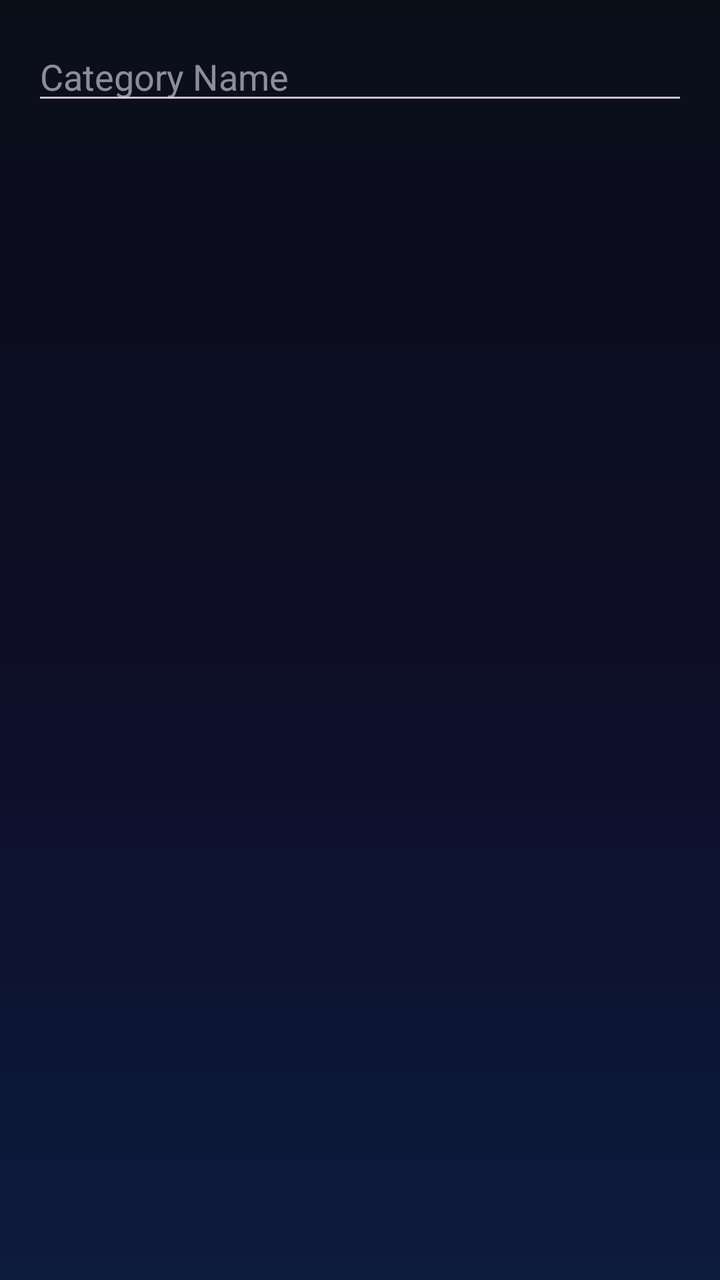
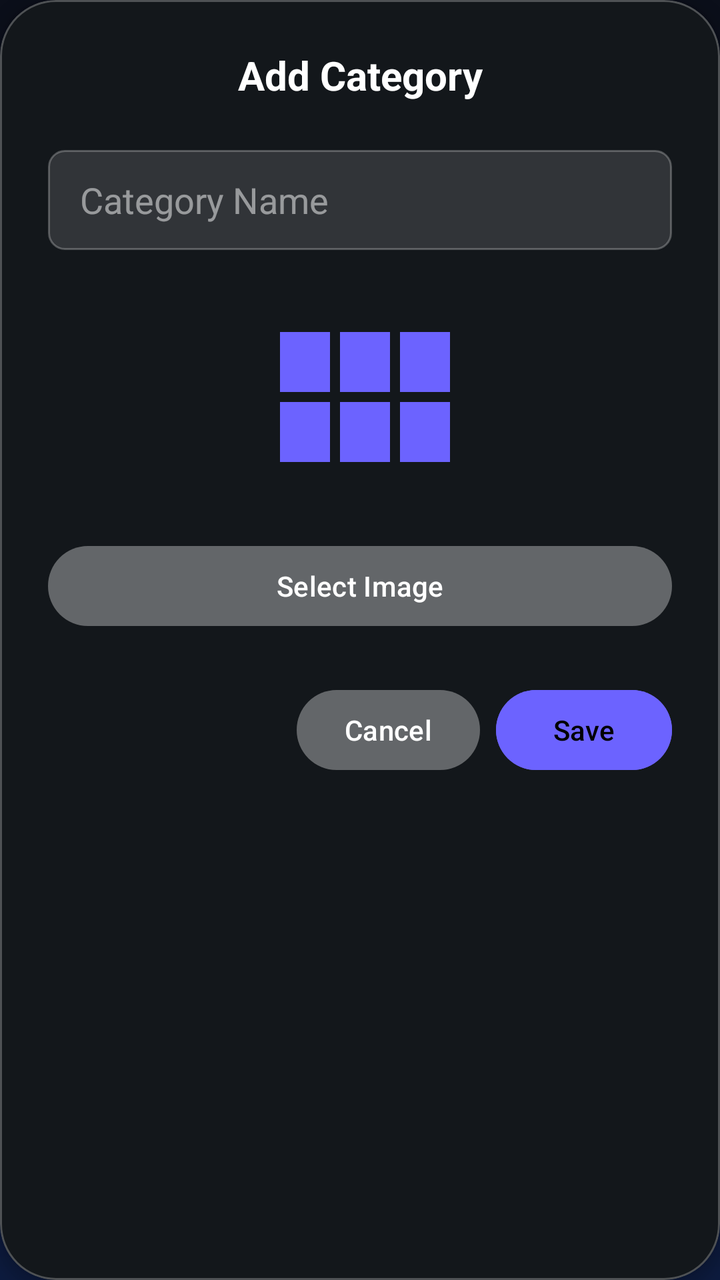

Compare the two renders of this Android layout. The source of the first and the diff that turns it into the second are given below.
<!-- AndroidManifest.xml: application theme Theme.FixIt_v2 -->
<!-- res/layout/dialog_add_service_category.xml -->
<?xml version="1.0" encoding="utf-8"?>
<LinearLayout xmlns:android="http://schemas.android.com/apk/res/android"
    android:layout_width="match_parent"
    android:layout_height="wrap_content"
    android:orientation="vertical"
    android:padding="16dp">

    <EditText
        android:id="@+id/editTextCategoryName"
        android:layout_width="match_parent"
        android:layout_height="wrap_content"
        android:hint="Category Name"
        android:inputType="text" />

</LinearLayout>
<!-- resources referenced by this layout -->
<resources>
  <style name="Theme.FixIt_v2" parent="Base.Theme.FixIt_v2" />
  <style name="Base.Theme.FixIt_v2" parent="Theme.Material3.Dark.NoActionBar">
          
          <item name="colorPrimary">@color/primary</item>
          <item name="colorSecondary">@color/secondary</item>
          <item name="android:windowBackground">@drawable/gradient_background</item>
          <item name="android:textViewStyle">@style/Widget.FixIt.TextView</item>
          <item name="alertDialogTheme">@style/AlertDialogTheme</item> 
      </style>
  <color name="primary">#6C63FF</color>
  <color name="secondary">#00E5FF</color>
  <!-- drawable gradient_background (drawable) -->
  <?xml version="1.0" encoding="utf-8"?>
  <shape xmlns:android="http://schemas.android.com/apk/res/android"
      android:shape="rectangle">
      <gradient
          android:type="linear"
          android:angle="-90"
          android:startColor="@color/gradient_start_dark"
          android:centerColor="@color/gradient_center_dark"
          android:endColor="@color/gradient_end_dark" />
  </shape>
  <style name="Widget.FixIt.TextView" parent="Widget.AppCompat.TextView">
          <item name="android:textAppearance">@style/TextAppearance.FixIt.Body</item>
      </style>
  <color name="gradient_start_dark">#0B0F1A</color>
  <color name="gradient_center_dark">#0D0D26</color>
  <color name="gradient_end_dark">#0D1B3E</color>
  <style name="TextAppearance.FixIt.Body" parent="TextAppearance.MaterialComponents.Body1">
          <item name="android:textColor">@color/text_secondary_dark</item>
          <item name="android:alpha">0.8</item>
      </style>
  <!-- drawable glass_card_background (drawable) -->
  <?xml version="1.0" encoding="utf-8"?>
  <shape xmlns:android="http://schemas.android.com/apk/res/android"
      android:shape="rectangle">
      <solid android:color="@color/card_glass_background"/>
      <corners android:radius="@dimen/corner_radius_large"/>
      <stroke android:width="@dimen/card_stroke_width" android:color="@color/card_glass_stroke"/>
  </shape>
  <color name="text_primary_dark">#FFFFFF</color>
  <color name="text_secondary_dark">#A0A4B8</color>
  <style name="AlertDialog.Button" parent="Widget.Material3.Button.TextButton.Dialog">
          <item name="android:textColor">@color/primary</item>
      </style>
  <color name="card_glass_background">#14FFFFFF</color>
  <dimen name="corner_radius_large">28dp</dimen>
  <dimen name="card_stroke_width">1dp</dimen>
  <color name="card_glass_stroke">#33FFFFFF</color>
  <!-- unchanged entries left out for length: 1 -->
</resources>

<!-- the commit's change to res/layout/dialog_add_service_category.xml (unified diff, before → after) -->
@@ -1,15 +1,88 @@
 <?xml version="1.0" encoding="utf-8"?>
-<LinearLayout xmlns:android="http://schemas.android.com/apk/res/android"
+<com.google.android.material.card.MaterialCardView xmlns:android="http://schemas.android.com/apk/res/android"
+    xmlns:app="http://schemas.android.com/apk/res-auto"
+    xmlns:tools="http://schemas.android.com/tools"
+    style="@style/Widget.FixIt.CardView.Glass"
     android:layout_width="match_parent"
     android:layout_height="wrap_content"
-    android:orientation="vertical"
-    android:padding="16dp">
+    app:cardBackgroundColor="@color/bottom_nav_background"
+    app:strokeColor="#40FFFFFF"
+    app:strokeWidth="1dp">
 
-    <EditText
-        android:id="@+id/editTextCategoryName"
+    <LinearLayout
         android:layout_width="match_parent"
         android:layout_height="wrap_content"
-        android:hint="Category Name"
-        android:inputType="text" />
+        android:orientation="vertical"
+        android:padding="24dp">
 
-</LinearLayout>
+        <TextView
+            android:id="@+id/textViewDialogTitle"
+            style="@style/TextAppearance.FixIt.Title"
+            android:layout_width="match_parent"
+            android:layout_height="wrap_content"
+            android:text="Add Category"
+            android:textColor="@color/white"
+            android:textSize="20sp"
+            android:gravity="center"
+            android:layout_marginBottom="24dp"/>
+
+        <EditText
+            android:id="@+id/editTextCategoryName"
+            android:layout_width="match_parent"
+            android:layout_height="50dp"
+            android:background="@drawable/input_field_background"
+            android:hint="Category Name"
+            android:inputType="textCapWords"
+            android:paddingHorizontal="16dp"
+            android:textColor="@color/white"
+            android:textColorHint="#80FFFFFF" />
+
+        <ImageView
+            android:id="@+id/imageViewCategoryPreview"
+            android:layout_width="120dp"
+            android:layout_height="120dp"
+            android:layout_gravity="center"
+            android:layout_marginTop="16dp"
+            android:scaleType="centerCrop"
+            android:src="@drawable/ic_nav_categories"
+            android:visibility="visible"
+            app:tint="@color/primary" />
+
+        <Button
+            android:id="@+id/buttonSelectCategoryImage"
+            android:layout_width="match_parent"
+            android:layout_height="wrap_content"
+            android:layout_marginTop="8dp"
+            android:backgroundTint="#30FFFFFF"
+            android:text="Select Image"
+            android:textColor="@color/white" />
+
+        <LinearLayout
+            android:layout_width="match_parent"
+            android:layout_height="wrap_content"
+            android:orientation="horizontal"
+            android:layout_marginTop="24dp"
+            android:gravity="end">
+
+            <Button
+                android:id="@+id/buttonCancel"
+                android:layout_width="wrap_content"
+                android:layout_height="wrap_content"
+                android:text="Cancel"
+                android:textColor="@color/white"
+                android:backgroundTint="#30FFFFFF"
+                android:layout_marginEnd="8dp" />
+
+            <Button
+                android:id="@+id/buttonSave"
+                android:layout_width="wrap_content"
+                android:layout_height="wrap_content"
+                android:text="Save"
+                android:textColor="@color/black"
+                android:backgroundTint="@color/primary" />
+
+        </LinearLayout>
+
+    </LinearLayout>
+
+</com.google.android.material.card.MaterialCardView>
<!-- resource entries referenced after the edit -->
@@ -1,5 +1,7 @@
 <!-- resources referenced by this layout -->
 <resources>
+  <color name="black">#FF000000</color>
+  <color name="bottom_nav_background">#13171B</color>
   <style name="Theme.FixIt_v2" parent="Base.Theme.FixIt_v2" />
   <style name="Base.Theme.FixIt_v2" parent="Theme.Material3.Dark.NoActionBar">
           
@@ -10,6 +12,36 @@
           <item name="alertDialogTheme">@style/AlertDialogTheme</item> 
       </style>
   <color name="primary">#6C63FF</color>
+  <color name="white">#FFFFFFFF</color>
+  <!-- drawable ic_nav_categories (drawable) -->
+  <vector xmlns:android="http://schemas.android.com/apk/res/android"
+      android:width="24dp"
+      android:height="24dp"
+      android:viewportWidth="24"
+      android:viewportHeight="24">
+    <path
+        android:fillColor="@android:color/white"
+        android:pathData="M4,11h5V5H4v6zm0,7h5v-6H4v6zm6,0h5v-6h-5v6zm6,0h5v-6h-5v6zm-6,-7h5V5h-5v6zm6,-6v6h5V5h-5z"/>
+  </vector>
+  <!-- drawable input_field_background (drawable) -->
+  <?xml version="1.0" encoding="utf-8"?>
+  <shape xmlns:android="http://schemas.android.com/apk/res/android"
+      android:shape="rectangle">
+      <solid android:color="#20FFFFFF" /> 
+      <corners android:radius="8dp" />
+      <stroke
+          android:width="1dp"
+          android:color="#40FFFFFF" />
+  </shape>
+  <style name="TextAppearance.FixIt.Title" parent="TextAppearance.MaterialComponents.Headline5">
+          <item name="android:textColor">@color/text_primary_dark</item>
+          <item name="android:textStyle">bold</item>
+      </style>
+  <style name="Widget.FixIt.CardView.Glass" parent="Widget.MaterialComponents.CardView">
+          <item name="cardCornerRadius">@dimen/corner_radius_large</item>
+          <item name="cardElevation">4dp</item>
+          <item name="cardBackgroundColor">@android:color/transparent</item> 
+      </style>
   <color name="secondary">#00E5FF</color>
   <!-- drawable gradient_background (drawable) -->
   <?xml version="1.0" encoding="utf-8"?>
